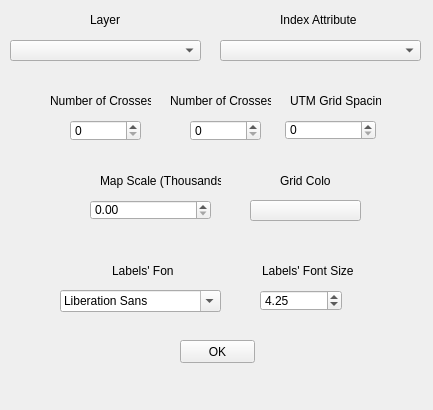
Above: gridGenerator_dockwidget_base.ui from dsgoficial/gridGenerator before the change. Below: the same form after it.
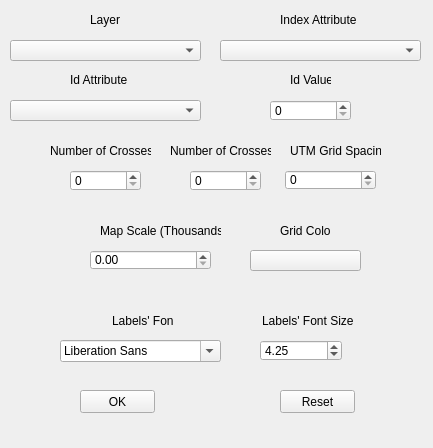
That is the form after the change. Custom widgets are drawn as their Qt base class.

The edit to the form file:
```diff
--- a/gridGenerator_dockwidget_base.ui
+++ b/gridGenerator_dockwidget_base.ui
@@ -7,7 +7,7 @@
     <x>0</x>
     <y>0</y>
     <width>433</width>
-    <height>410</height>
+    <height>448</height>
    </rect>
   </property>
   <property name="windowTitle">
@@ -54,7 +54,7 @@
     <property name="geometry">
      <rect>
       <x>280</x>
-      <y>170</y>
+      <y>220</y>
       <width>51</width>
       <height>21</height>
      </rect>
@@ -67,7 +67,7 @@
     <property name="geometry">
      <rect>
       <x>170</x>
-      <y>90</y>
+      <y>140</y>
       <width>101</width>
       <height>21</height>
      </rect>
@@ -79,8 +79,8 @@
    <widget class="QPushButton" name="okButton">
     <property name="geometry">
      <rect>
-      <x>180</x>
-      <y>340</y>
+      <x>80</x>
+      <y>390</y>
       <width>75</width>
       <height>23</height>
      </rect>
@@ -93,7 +93,7 @@
     <property name="geometry">
      <rect>
       <x>260</x>
-      <y>290</y>
+      <y>340</y>
       <width>82</width>
       <height>21</height>
      </rect>
@@ -106,7 +106,7 @@
     <property name="geometry">
      <rect>
       <x>112</x>
-      <y>260</y>
+      <y>310</y>
       <width>61</width>
       <height>21</height>
      </rect>
@@ -119,7 +119,7 @@
     <property name="geometry">
      <rect>
       <x>290</x>
-      <y>90</y>
+      <y>140</y>
       <width>91</width>
       <height>21</height>
      </rect>
@@ -132,7 +132,7 @@
     <property name="geometry">
      <rect>
       <x>250</x>
-      <y>200</y>
+      <y>250</y>
       <width>111</width>
       <height>21</height>
      </rect>
@@ -148,7 +148,7 @@
     <property name="geometry">
      <rect>
       <x>70</x>
-      <y>120</y>
+      <y>170</y>
       <width>71</width>
       <height>21</height>
      </rect>
@@ -158,7 +158,7 @@
     <property name="geometry">
      <rect>
       <x>190</x>
-      <y>120</y>
+      <y>170</y>
       <width>71</width>
       <height>21</height>
      </rect>
@@ -168,7 +168,7 @@
     <property name="geometry">
      <rect>
       <x>285</x>
-      <y>120</y>
+      <y>170</y>
       <width>91</width>
       <height>20</height>
      </rect>
@@ -184,7 +184,7 @@
     <property name="geometry">
      <rect>
       <x>262</x>
-      <y>260</y>
+      <y>310</y>
       <width>91</width>
       <height>21</height>
      </rect>
@@ -210,7 +210,7 @@
     <property name="geometry">
      <rect>
       <x>50</x>
-      <y>90</y>
+      <y>140</y>
       <width>101</width>
       <height>21</height>
      </rect>
@@ -223,7 +223,7 @@
     <property name="geometry">
      <rect>
       <x>90</x>
-      <y>200</y>
+      <y>250</y>
       <width>121</width>
       <height>20</height>
      </rect>
@@ -236,7 +236,7 @@
     <property name="geometry">
      <rect>
       <x>100</x>
-      <y>170</y>
+      <y>220</y>
       <width>121</width>
       <height>21</height>
      </rect>
@@ -249,12 +249,74 @@
     <property name="geometry">
      <rect>
       <x>60</x>
-      <y>290</y>
+      <y>340</y>
       <width>161</width>
       <height>22</height>
      </rect>
     </property>
    </widget>
+   <widget class="QPushButton" name="resetButton">
+    <property name="geometry">
+     <rect>
+      <x>280</x>
+      <y>390</y>
+      <width>75</width>
+      <height>23</height>
+     </rect>
+    </property>
+    <property name="text">
+     <string>Reset</string>
+    </property>
+   </widget>
+   <widget class="QLabel" name="idAttribute">
+    <property name="geometry">
+     <rect>
+      <x>70</x>
+      <y>70</y>
+      <width>61</width>
+      <height>20</height>
+     </rect>
+    </property>
+    <property name="text">
+     <string>Id Attribute</string>
+    </property>
+   </widget>
+   <widget class="QgsFieldComboBox" name="idSelection">
+    <property name="geometry">
+     <rect>
+      <x>10</x>
+      <y>100</y>
+      <width>191</width>
+      <height>21</height>
+     </rect>
+    </property>
+   </widget>
+   <widget class="QLabel" name="idValueLabel">
+    <property name="geometry">
+     <rect>
+      <x>290</x>
+      <y>70</y>
+      <width>41</width>
+      <height>20</height>
+     </rect>
+    </property>
+    <property name="text">
+     <string>Id Value</string>
+    </property>
+   </widget>
+   <widget class="QgsSpinBox" name="idValue">
+    <property name="geometry">
+     <rect>
+      <x>270</x>
+      <y>100</y>
+      <width>81</width>
+      <height>21</height>
+     </rect>
+    </property>
+    <property name="maximum">
+     <number>9999999</number>
+    </property>
+   </widget>
   </widget>
  </widget>
  <customwidgets>
```
